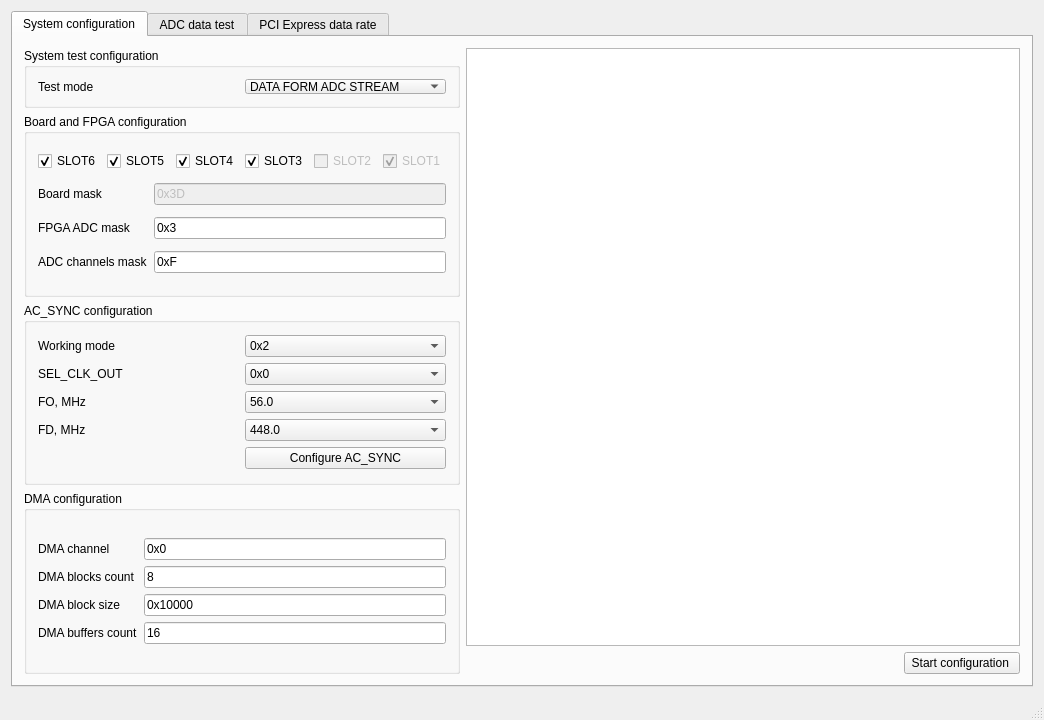
karakozov/mainstream, file gui/mainwindow.ui: the form before one commit.
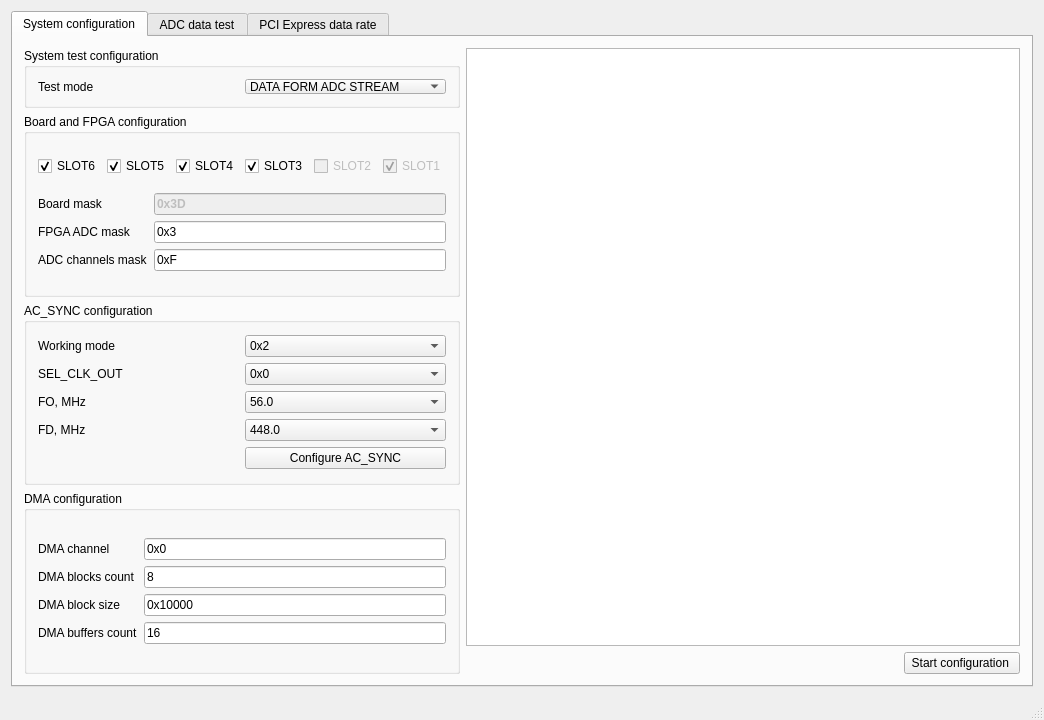
The form after the commit.

Commit message: Fix gui layout error. Add ac_sync init in pcie test

Diff of the .ui file:
```diff
--- a/gui/mainwindow.ui
+++ b/gui/mainwindow.ui
@@ -91,8 +91,8 @@
             </property>
             <layout class="QGridLayout" name="gridLayout_6">
              <item row="0" column="0" colspan="2">
-              <layout class="QHBoxLayout" name="horizontalLayout_2">
-               <item>
+              <layout class="QGridLayout" name="gridLayout_7">
+               <item row="0" column="0">
                 <widget class="QCheckBox" name="cbSlot6">
                  <property name="text">
                   <string>SLOT6</string>
@@ -102,27 +102,7 @@
                  </property>
                 </widget>
                </item>
-               <item>
-                <widget class="QCheckBox" name="cbSlot5">
-                 <property name="text">
-                  <string>SLOT5</string>
-                 </property>
-                 <property name="checked">
-                  <bool>true</bool>
-                 </property>
-                </widget>
-               </item>
-               <item>
-                <widget class="QCheckBox" name="cbSlot4">
-                 <property name="text">
-                  <string>SLOT4</string>
-                 </property>
-                 <property name="checked">
-                  <bool>true</bool>
-                 </property>
-                </widget>
-               </item>
-               <item>
+               <item row="0" column="3">
                 <widget class="QCheckBox" name="cbSlot3">
                  <property name="text">
                   <string>SLOT3</string>
@@ -132,7 +112,7 @@
                  </property>
                 </widget>
                </item>
-               <item>
+               <item row="0" column="4">
                 <widget class="QCheckBox" name="cbSlot2">
                  <property name="enabled">
                   <bool>false</bool>
@@ -142,7 +122,27 @@
                  </property>
                 </widget>
                </item>
-               <item>
+               <item row="0" column="2">
+                <widget class="QCheckBox" name="cbSlot4">
+                 <property name="text">
+                  <string>SLOT4</string>
+                 </property>
+                 <property name="checked">
+                  <bool>true</bool>
+                 </property>
+                </widget>
+               </item>
+               <item row="0" column="1">
+                <widget class="QCheckBox" name="cbSlot5">
+                 <property name="text">
+                  <string>SLOT5</string>
+                 </property>
+                 <property name="checked">
+                  <bool>true</bool>
+                 </property>
+                </widget>
+               </item>
+               <item row="0" column="5">
                 <widget class="QCheckBox" name="cbSlot1">
                  <property name="enabled">
                   <bool>false</bool>
@@ -157,45 +157,53 @@
                </item>
               </layout>
              </item>
-             <item row="1" column="0">
+             <item row="1" column="0" colspan="2">
+              <layout class="QGridLayout" name="gridLayout_16">
+               <item row="0" column="0">
               <widget class="QLabel" name="label_7">
                <property name="text">
                 <string>Board mask</string>
                </property>
               </widget>
              </item>
-             <item row="1" column="1">
+               <item row="0" column="1">
               <widget class="QLineEdit" name="leBoardMask">
                <property name="enabled">
                 <bool>false</bool>
                </property>
+                 <property name="font">
+                  <font>
+                   <weight>75</weight>
+                   <bold>true</bold>
+                  </font>
+                 </property>
                <property name="text">
                 <string>0x3D</string>
                </property>
               </widget>
              </item>
-             <item row="2" column="0">
+               <item row="1" column="0">
               <widget class="QLabel" name="label_11">
                <property name="text">
                 <string>FPGA ADC mask</string>
                </property>
               </widget>
              </item>
-             <item row="2" column="1">
+               <item row="1" column="1">
               <widget class="QLineEdit" name="leFpgaMask">
                <property name="text">
                 <string>0x3</string>
                </property>
               </widget>
              </item>
-             <item row="3" column="0">
+               <item row="2" column="0">
               <widget class="QLabel" name="label_9">
                <property name="text">
                 <string>ADC channels mask</string>
                </property>
               </widget>
              </item>
-             <item row="3" column="1">
+               <item row="2" column="1">
               <widget class="QLineEdit" name="leAdcMask">
                <property name="text">
                 <string>0xF</string>
@@ -203,13 +211,8 @@
               </widget>
              </item>
             </layout>
-            <zorder></zorder>
-            <zorder>label_7</zorder>
-            <zorder>leBoardMask</zorder>
-            <zorder>label_11</zorder>
-            <zorder>leFpgaMask</zorder>
-            <zorder>label_9</zorder>
-            <zorder>leAdcMask</zorder>
+             </item>
+            </layout>
            </widget>
           </item>
           <item>
```
Left out of the diff: 6 changed lines with no effect on the pictures. Lines whose indentation alone changed are shown as unchanged. The commit also changes 1 other file.
